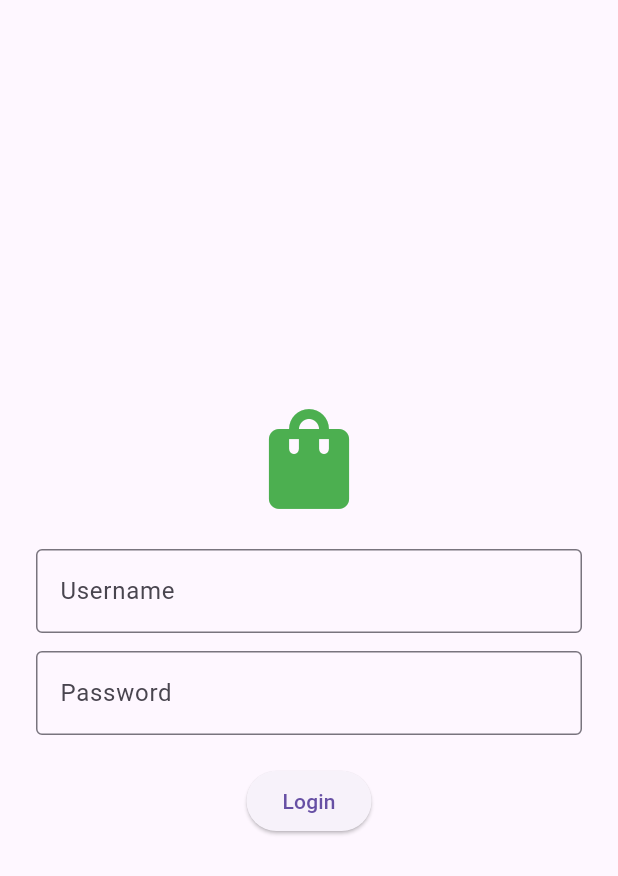
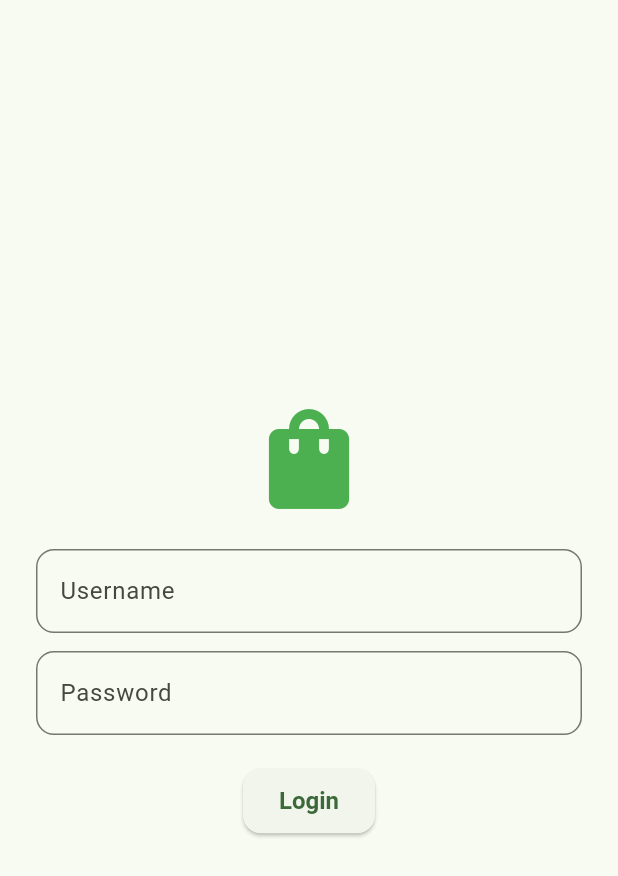
Before and after one commit to GerrardRichZainal/Lab-Activity-Material-Design-Components, a Flutter app: the screen it shows after launch, on a phone screen of 412 x 824 dp. Shown: the top 876 px of the screen. Run offline on Flutter 3.47's test engine with Material 3 defaults, Android fonts, the phone set to English and light mode, and no system bars.

Commit message:
Commit MDC-102

```diff
--- a/biomed_application/lib/home.dart
+++ b/biomed_application/lib/home.dart
@@ -1,4 +1,5 @@
 import 'package:flutter/material.dart';
+import 'product_list.dart';
 
 class HomePage extends StatefulWidget {
   const HomePage({super.key});
@@ -11,17 +12,18 @@ class _HomePageState extends State<HomePage> {
   int _currentIndex = 0;
 
   final List<Widget> _pages = const [
-    Center(child: Text('Home Page')),   // placeholder Home
+    ProductListPage(),
     Center(child: Text('Profile Page')),
   ];
 
   @override
   Widget build(BuildContext context) {
     return Scaffold(
-      appBar: AppBar(title: const Text('MDC Store')),
+      appBar: AppBar(title: const Text('BioMed')),
       body: _pages[_currentIndex],
       bottomNavigationBar: BottomNavigationBar(
         currentIndex: _currentIndex,
+        selectedItemColor: Theme.of(context).colorScheme.primary,
         onTap: (index) => setState(() => _currentIndex = index),
         items: const [
           BottomNavigationBarItem(icon: Icon(Icons.home), label: "Home"),
--- a/biomed_application/lib/login.dart
+++ b/biomed_application/lib/login.dart
@@ -15,17 +15,21 @@ class LoginPage extends StatelessWidget {
               const Icon(Icons.shopping_bag, size: 80, color: Colors.green),
               const SizedBox(height: 20),
               TextField(
-                decoration: const InputDecoration(
+                decoration: InputDecoration(
                   labelText: 'Username',
-                  border: OutlineInputBorder(),
+                  border: OutlineInputBorder(
+                    borderRadius: BorderRadius.circular(12),
+                  ),
                 ),
               ),
               const SizedBox(height: 12),
               TextField(
                 obscureText: true,
-                decoration: const InputDecoration(
+                decoration: InputDecoration(
                   labelText: 'Password',
-                  border: OutlineInputBorder(),
+                  border: OutlineInputBorder(
+                    borderRadius: BorderRadius.circular(12),
+                  ),
                 ),
               ),
               const SizedBox(height: 20),
--- a/biomed_application/lib/main.dart
+++ b/biomed_application/lib/main.dart
@@ -1,6 +1,7 @@
 import 'package:flutter/material.dart';
 import 'login.dart';
 import 'home.dart';
+import 'theme.dart';
 
 void main() {
   runApp(const MyApp());
@@ -13,7 +14,8 @@ class MyApp extends StatelessWidget {
   Widget build(BuildContext context) {
     return MaterialApp(
       debugShowCheckedModeBanner: false,
-      title: 'MDC Store',
+      title: 'BioMed',
+      theme: appTheme,
       initialRoute: '/login',
       routes: {
         '/login': (context) => const LoginPage(),
--- /dev/null
+++ b/biomed_application/lib/theme.dart
@@ -0,0 +1,29 @@
+import 'package:flutter/material.dart';
+
+final ThemeData appTheme = ThemeData(
+  colorScheme: ColorScheme.fromSeed(
+    seedColor: Colors.green,
+    brightness: Brightness.light,
+  ),
+  useMaterial3: true,
+  textTheme: const TextTheme(
+    headlineLarge: TextStyle(fontSize: 32, fontWeight: FontWeight.bold),
+    titleLarge: TextStyle(fontSize: 20, fontWeight: FontWeight.w600),
+    bodyMedium: TextStyle(fontSize: 16),
+  ),
+  elevatedButtonTheme: ElevatedButtonThemeData(
+    style: ElevatedButton.styleFrom(
+      padding: const EdgeInsets.symmetric(horizontal: 24, vertical: 12),
+      textStyle: const TextStyle(fontSize: 16, fontWeight: FontWeight.w600),
+      shape: RoundedRectangleBorder(
+        borderRadius: BorderRadius.all(Radius.circular(12)),
+      ),
+    ),
+  ),
+
+  inputDecorationTheme: InputDecorationTheme(
+    border: OutlineInputBorder(
+      borderRadius: BorderRadius.circular(12),
+    ),
+  ),
+);
```
Also changed, not shown: biomed_application/lib/product_detail.dart (added, +45 -0 lines), biomed_application/lib/product_list.dart (added, +67 -0 lines).
